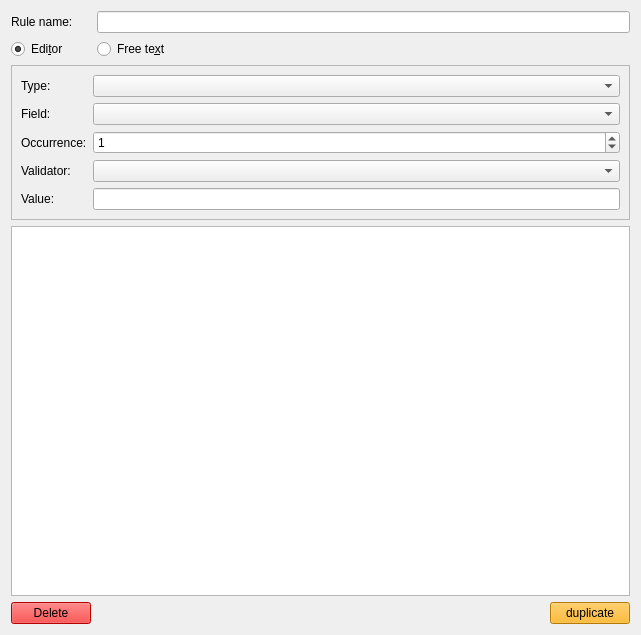
First picture: the form in Source/GUI/Qt/xsltruleedit.ui, repository MediaArea/MediaConch_SourceCode, before the edit.
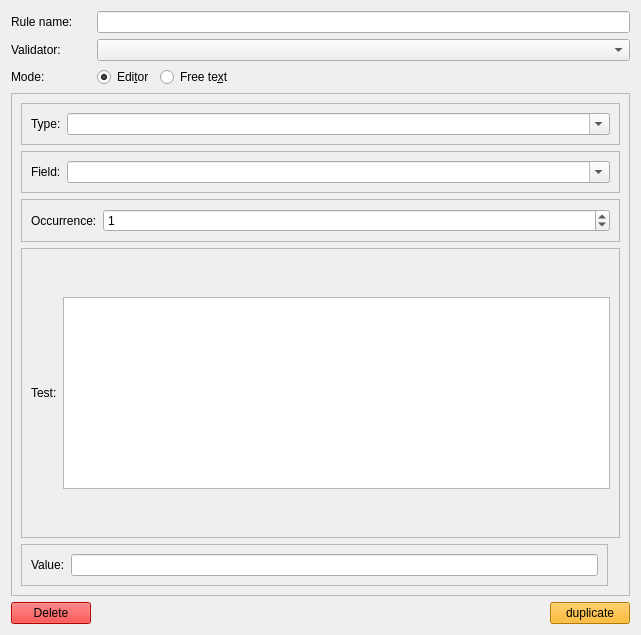
Second picture: the form after the edit.

Patch:
```diff
--- a/Source/GUI/Qt/xsltruleedit.ui
+++ b/Source/GUI/Qt/xsltruleedit.ui
@@ -17,7 +17,31 @@
    </sizepolicy>
   </property>
   <layout class="QGridLayout" name="gridLayout">
-   <item row="4" column="0">
+   <item row="3" column="0">
+    <widget class="QLabel" name="label_7">
+     <property name="text">
+      <string>Mode:</string>
+     </property>
+    </widget>
+   </item>
+   <item row="3" column="2">
+    <widget class="QRadioButton" name="freeTextSelector">
+     <property name="text">
+      <string>Free te&amp;xt</string>
+     </property>
+    </widget>
+   </item>
+   <item row="3" column="1">
+    <widget class="QRadioButton" name="editorSelector">
+     <property name="text">
+      <string>Edi&amp;tor</string>
+     </property>
+     <property name="checked">
+      <bool>true</bool>
+     </property>
+    </widget>
+   </item>
+   <item row="5" column="0">
     <widget class="QPushButton" name="deleteRule">
      <property name="maximumSize">
       <size>
@@ -38,7 +62,7 @@
      </property>
     </widget>
    </item>
-   <item row="4" column="3">
+   <item row="5" column="4">
     <widget class="QPushButton" name="duplicateRule">
      <property name="styleSheet">
       <string notr="true">background-color: rgb(255, 170, 0);
@@ -57,7 +81,7 @@
      </property>
     </widget>
    </item>
-   <item row="4" column="2">
+   <item row="5" column="3">
     <spacer name="horizontalSpacer">
      <property name="orientation">
       <enum>Qt::Horizontal</enum>
@@ -70,101 +94,226 @@
      </property>
     </spacer>
    </item>
-   <item row="2" column="0" colspan="4">
-    <widget class="QFrame" name="editorFrame">
+   <item row="4" column="0" colspan="5">
+    <widget class="QFrame" name="modeFrame">
+     <property name="sizePolicy">
+      <sizepolicy hsizetype="Preferred" vsizetype="Preferred">
+       <horstretch>0</horstretch>
+       <verstretch>0</verstretch>
+      </sizepolicy>
+     </property>
      <property name="frameShape">
       <enum>QFrame::StyledPanel</enum>
      </property>
      <property name="frameShadow">
-      <enum>QFrame::Raised</enum>
+      <enum>QFrame::Plain</enum>
      </property>
-     <layout class="QGridLayout" name="gridLayout_2">
-      <item row="4" column="2">
-       <widget class="QComboBox" name="ope"/>
+     <layout class="QGridLayout" name="mainFrameLayout">
+      <property name="sizeConstraint">
+       <enum>QLayout::SetDefaultConstraint</enum>
+      </property>
+      <item row="2" column="0" colspan="3">
+       <widget class="QFrame" name="frameOccurrence">
+        <property name="sizePolicy">
+         <sizepolicy hsizetype="Minimum" vsizetype="Fixed">
+          <horstretch>0</horstretch>
+          <verstretch>0</verstretch>
+         </sizepolicy>
+        </property>
+        <property name="frameShape">
+         <enum>QFrame::StyledPanel</enum>
+        </property>
+        <property name="frameShadow">
+         <enum>QFrame::Raised</enum>
+        </property>
+        <layout class="QHBoxLayout" name="horizontalLayout_3">
+         <item>
+          <widget class="QLabel" name="occurrenceLabel">
+           <property name="text">
+            <string>Occurrence:</string>
+           </property>
+          </widget>
+         </item>
+         <item>
+          <widget class="QSpinBox" name="occurrence">
+           <property name="sizePolicy">
+            <sizepolicy hsizetype="Expanding" vsizetype="Fixed">
+             <horstretch>0</horstretch>
+             <verstretch>0</verstretch>
+            </sizepolicy>
+           </property>
+           <property name="minimum">
+            <number>-1</number>
+           </property>
+           <property name="maximum">
+            <number>16777215</number>
+           </property>
+           <property name="value">
+            <number>1</number>
+           </property>
+          </widget>
+         </item>
+        </layout>
+       </widget>
       </item>
-      <item row="1" column="2">
-       <widget class="QComboBox" name="type"/>
+      <item row="0" column="0" colspan="3">
+       <widget class="QFrame" name="frameType">
+        <property name="sizePolicy">
+         <sizepolicy hsizetype="Minimum" vsizetype="Fixed">
+          <horstretch>0</horstretch>
+          <verstretch>0</verstretch>
+         </sizepolicy>
+        </property>
+        <property name="frameShape">
+         <enum>QFrame::StyledPanel</enum>
+        </property>
+        <property name="frameShadow">
+         <enum>QFrame::Raised</enum>
+        </property>
+        <layout class="QHBoxLayout" name="horizontalLayout">
+         <property name="sizeConstraint">
+          <enum>QLayout::SetNoConstraint</enum>
+         </property>
+         <item>
+          <widget class="QLabel" name="typeLabel">
+           <property name="text">
+            <string>Type:</string>
+           </property>
+          </widget>
+         </item>
+         <item>
+          <widget class="QComboBox" name="type">
+           <property name="sizePolicy">
+            <sizepolicy hsizetype="Expanding" vsizetype="Fixed">
+             <horstretch>0</horstretch>
+             <verstretch>0</verstretch>
+            </sizepolicy>
+           </property>
+           <property name="editable">
+            <bool>true</bool>
+           </property>
+          </widget>
+         </item>
+        </layout>
+       </widget>
+      </item>
+      <item row="1" column="0" colspan="3">
+       <widget class="QFrame" name="frameField">
+        <property name="sizePolicy">
+         <sizepolicy hsizetype="Minimum" vsizetype="Fixed">
+          <horstretch>0</horstretch>
+          <verstretch>0</verstretch>
+         </sizepolicy>
+        </property>
+        <property name="frameShape">
+         <enum>QFrame::StyledPanel</enum>
+        </property>
+        <property name="frameShadow">
+         <enum>QFrame::Raised</enum>
+        </property>
+        <layout class="QHBoxLayout" name="horizontalLayout_2">
+         <item>
+          <widget class="QLabel" name="fieldLabel">
+           <property name="text">
+            <string>Field:</string>
+           </property>
+          </widget>
+         </item>
+         <item>
+          <widget class="QComboBox" name="field">
+           <property name="sizePolicy">
+            <sizepolicy hsizetype="Expanding" vsizetype="Fixed">
+             <horstretch>0</horstretch>
+             <verstretch>0</verstretch>
+            </sizepolicy>
+           </property>
+           <property name="editable">
+            <bool>true</bool>
+           </property>
+          </widget>
+         </item>
+        </layout>
+       </widget>
+      </item>
+      <item row="4" column="0" colspan="3">
+       <widget class="QFrame" name="frameTest">
+        <property name="sizePolicy">
+         <sizepolicy hsizetype="Minimum" vsizetype="Minimum">
+          <horstretch>0</horstretch>
+          <verstretch>0</verstretch>
+         </sizepolicy>
+        </property>
+        <property name="frameShape">
+         <enum>QFrame::StyledPanel</enum>
+        </property>
+        <property name="frameShadow">
+         <enum>QFrame::Raised</enum>
+        </property>
+        <layout class="QHBoxLayout" name="horizontalLayout_5">
+         <item>
+          <widget class="QLabel" name="testLabel">
+           <property name="text">
+            <string>Test:</string>
+           </property>
+          </widget>
+         </item>
+         <item>
+          <widget class="QTextEdit" name="test">
+           <property name="sizePolicy">
+            <sizepolicy hsizetype="Expanding" vsizetype="Fixed">
+             <horstretch>0</horstretch>
+             <verstretch>0</verstretch>
+            </sizepolicy>
+           </property>
+          </widget>
+         </item>
+        </layout>
+       </widget>
       </item>
       <item row="5" column="0">
-       <widget class="QLabel" name="label_6">
-        <property name="text">
-         <string>Value:</string>
+       <widget class="QFrame" name="frameValue">
+        <property name="sizePolicy">
+         <sizepolicy hsizetype="Minimum" vsizetype="Fixed">
+          <horstretch>0</horstretch>
+          <verstretch>0</verstretch>
+         </sizepolicy>
         </property>
-       </widget>
-      </item>
-      <item row="1" column="0">
-       <widget class="QLabel" name="label_3">
-        <property name="text">
-         <string>Type:</string>
+        <property name="frameShape">
+         <enum>QFrame::StyledPanel</enum>
         </property>
-       </widget>
-      </item>
-      <item row="4" column="0">
-       <widget class="QLabel" name="label_5">
-        <property name="text">
-         <string>Validator:</string>
+        <property name="frameShadow">
+         <enum>QFrame::Raised</enum>
         </property>
-       </widget>
-      </item>
-      <item row="2" column="2">
-       <widget class="QComboBox" name="field"/>
-      </item>
-      <item row="5" column="2">
-       <widget class="QLineEdit" name="value"/>
-      </item>
-      <item row="2" column="0">
-       <widget class="QLabel" name="label_4">
-        <property name="text">
-         <string>Field:</string>
-        </property>
-       </widget>
-      </item>
-      <item row="3" column="0">
-       <widget class="QLabel" name="label_2">
-        <property name="text">
-         <string>Occurrence:</string>
-        </property>
-       </widget>
-      </item>
-      <item row="3" column="2">
-       <widget class="QSpinBox" name="occurrence">
-        <property name="minimum">
-         <number>-1</number>
-        </property>
-        <property name="maximum">
-         <number>16777215</number>
-        </property>
-        <property name="value">
-         <number>1</number>
-        </property>
+        <layout class="QHBoxLayout" name="horizontalLayout_4">
+         <item>
+          <widget class="QLabel" name="valueLabel">
+           <property name="text">
+            <string>Value:</string>
+           </property>
+          </widget>
+         </item>
+         <item>
+          <widget class="QLineEdit" name="value"/>
+         </item>
+        </layout>
        </widget>
       </item>
      </layout>
     </widget>
    </item>
-   <item row="3" column="0" colspan="4">
-    <widget class="QTextEdit" name="freeText"/>
-   </item>
-   <item row="1" column="0">
-    <widget class="QRadioButton" name="editorSelector">
-     <property name="text">
-      <string>Edi&amp;tor</string>
-     </property>
-     <property name="checked">
-      <bool>true</bool>
-     </property>
-    </widget>
-   </item>
-   <item row="0" column="1" colspan="3">
+   <item row="0" column="1" colspan="4">
     <widget class="QLineEdit" name="name"/>
    </item>
-   <item row="1" column="1" colspan="2">
-    <widget class="QRadioButton" name="freeTextSelector">
+   <item row="1" column="0">
+    <widget class="QLabel" name="label_5">
      <property name="text">
-      <string>Free te&amp;xt</string>
+      <string>Validator:</string>
      </property>
     </widget>
    </item>
+   <item row="1" column="1" colspan="4">
+    <widget class="QComboBox" name="ope"/>
+   </item>
   </layout>
  </widget>
  <resources/>
```
